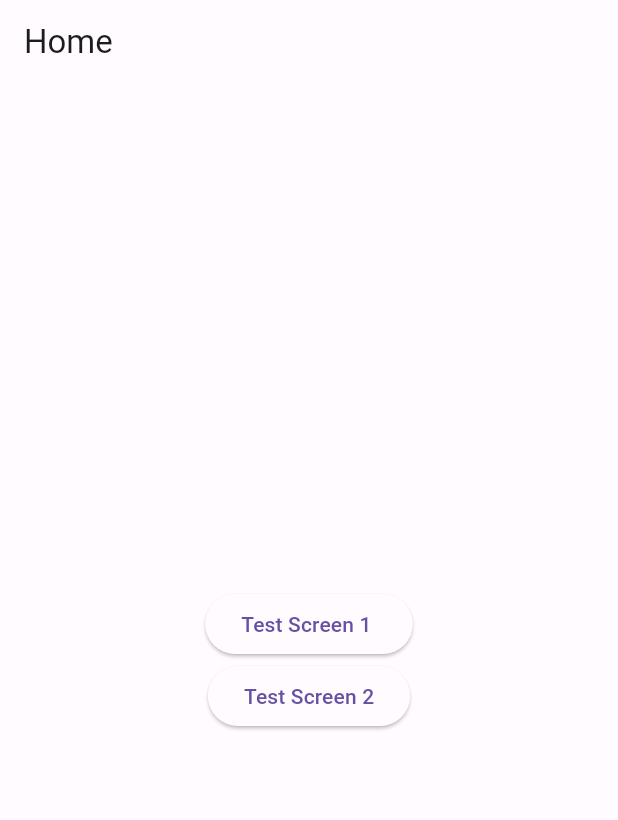
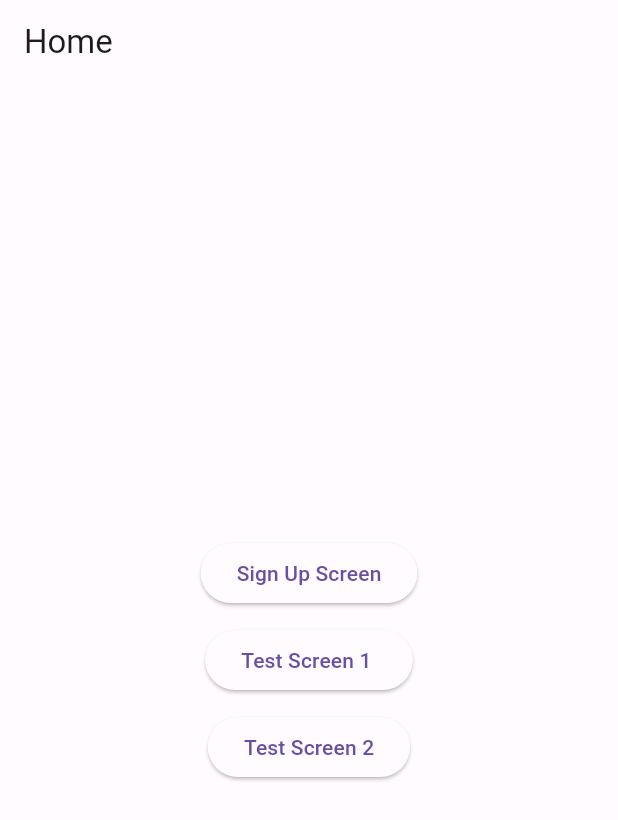
Before and after one commit to alper-mf/flutter_base_boilerplate, a Flutter app: the screen it shows after launch, on a phone screen of 412 x 824 dp. Shown: the top 820 px of the screen. Run offline on Flutter 3.47's test engine with Material 2 defaults, Android fonts, the phone set to English and light mode, and no system bars; our stand-ins replace go_router, rxdart, shared_preferences.

Commit message:
feat: Go Route is architecture is changed

```diff
--- /dev/null
+++ b/lib/app/main/routing/module/auth_route.dart
@@ -0,0 +1,35 @@
+import 'package:go_router/go_router.dart';
+import '../../../../features/auth/sign_in/sign_in_screen.dart';
+import '../../../../features/auth/sign_up/sign_up_screen.dart';
+
+class AuthRoute {
+  AuthRoute._();
+
+  //**Auth Routes */
+  static const String auth = '/auth';
+  static const String signIn = '/auth/sign-in';
+  static const String signUp = '/auth/sign-up';
+  static const String forgotPassword = '/auth/forgot-password';
+  static const String verifyEmail = '/auth/verify-email';
+  static const String resetPassword = '/auth/reset-password';
+  static const String otp = '/auth/otp';
+
+  /// Auth Router
+  static final route = GoRoute(
+    name: auth,
+    path: '/auth',
+    builder: (context, state) => const SignInScreen(),
+    routes: [
+      GoRoute(
+        name: signIn,
+        path: 'sign_in',
+        builder: (context, state) => const SignInScreen(),
+      ),
+      GoRoute(
+        name: signUp,
+        path: 'sign_up',
+        builder: (context, state) => const SignUpScreen(),
+      ),
+    ],
+  );
+}
--- a/lib/app/main/routing/app_route_constants.dart
+++ b/lib/app/main/routing/module/main_route.dart
@@ -1,16 +1,11 @@
-class AppRoutes {
-  AppRoutes._();
+class MainRoute {
+  MainRoute._();
+
   static const String home = '/';
-  static const String signIn = '/sign-in';
-  static const String signUp = '/sign-up';
   static const String explore = '/explore';
   static const String settings = '/settings';
   static const String messages = '/messages';
   static String chatDetail(String chatId) => '/messages/$chatId';
   static const String search = '/search';
   static const String profile = '/profile';
-
-  //**Test Screen */
-  static const String firstTestScreen = '/first-test-screen';
-  static const String secondTestScreen = '/second-test-screen';
 }
--- /dev/null
+++ b/lib/app/main/routing/module/test_route.dart
@@ -0,0 +1,31 @@
+import 'package:go_router/go_router.dart';
+
+import '../../../../features/test/common/test_model.dart';
+import '../../../../features/test/first_test_screen.dart';
+import '../../../../features/test/seconde_test_screen.dart';
+
+class TestRoute {
+  TestRoute._();
+
+  static const String firstTestScreen = '/first-test-screen';
+  static const String secondTestScreen = '/second-test-screen';
+
+  static final route = [
+    GoRoute(
+      name: firstTestScreen,
+      path: '/first_test_screen',
+      builder: (context, state) {
+        final testModel = state.extra as TestModel;
+        return FirstTestScreen(testModel: testModel);
+      },
+    ),
+    GoRoute(
+      name: secondTestScreen,
+      path: '/second_test_screen/:userId',
+      builder: (context, state) {
+        final userId = state.pathParameters['userId'];
+        return SecondTestScreen(testId: userId!);
+      },
+    ),
+  ];
+}
--- a/lib/app/main/routing/screen_manager.dart
+++ b/lib/app/main/routing/screen_manager.dart
@@ -1,11 +1,8 @@
 import 'package:flutter/material.dart';
-import 'package:flutter_base_project/app/main/routing/app_route_constants.dart';
+import 'package:flutter_base_project/app/main/routing/module/auth_route.dart';
+import 'package:flutter_base_project/app/main/routing/module/test_route.dart';
 import 'package:flutter_base_project/features/home/home_screen.dart';
-import 'package:flutter_base_project/features/test/common/test_model.dart';
-import 'package:flutter_base_project/features/test/seconde_test_screen.dart';
 import 'package:go_router/go_router.dart';
-
-import '../../../features/test/first_test_screen.dart';
 
 class Screens {
   Screens._privateConstructor();
@@ -25,30 +22,20 @@ class Screens {
   //**Screen Routes */
   final _router = GoRouter(
       debugLogDiagnostics: true,
-      initialLocation: AppRoutes.home,
+      initialLocation: '/',
       navigatorKey: navigatorKey,
       routes: [
         GoRoute(
-          name: AppRoutes.home,
+          name: 'home',
           path: '/',
           builder: (context, state) => const HomeScreen(),
         ),
-        GoRoute(
-          name: AppRoutes.firstTestScreen,
-          path: '/first_test_screen',
-          builder: (context, state) {
-            final testModel = state.extra as TestModel;
-            return FirstTestScreen(testModel: testModel);
-          },
-        ),
-        GoRoute(
-          name: AppRoutes.secondTestScreen,
-          path: '/second_test_screen/:userId',
-          builder: (context, state) {
-            final userId = state.pathParameters['userId'];
-            return SecondTestScreen(testId: userId!);
-          },
-        ),
+
+        ///Auth Routes
+        AuthRoute.route,
+
+        ///Test Routes
+        ...TestRoute.route,
       ],
       errorPageBuilder: (context, state) => MaterialPage<void>(
             key: state.pageKey,
--- a/lib/features/home/view/home_view.dart
+++ b/lib/features/home/view/home_view.dart
@@ -1,8 +1,8 @@
 import 'package:flutter/material.dart';
-import 'package:flutter_base_project/app/main/routing/app_route_constants.dart';
-import 'package:flutter_base_project/app/main/routing/screen_manager.dart';
+import 'package:flutter_base_project/app/main/routing/module/auth_route.dart';
 import 'package:go_router/go_router.dart';
 
+import '../../../app/main/routing/module/test_route.dart';
 import '../../test/common/test_model.dart';
 
 class HomeView extends StatelessWidget {
@@ -20,12 +20,18 @@ class HomeView extends StatelessWidget {
           mainAxisSize: MainAxisSize.min,
           children: [
             ElevatedButton(
+              onPressed: () => context.pushNamed(AuthRoute.signUp),
+              child: const Text('Sign Up Screen'),
+            ),
+            const SizedBox(height: 10),
+            ElevatedButton(
               onPressed: () =>
-                  context.pushNamed(AppRoutes.firstTestScreen, extra: TestModel(testName: 'Alper', testId: '2')),
+                  context.pushNamed(TestRoute.firstTestScreen, extra: TestModel(testName: 'Alper', testId: '2')),
               child: const Text('Test Screen 1 '),
             ),
+            const SizedBox(height: 10),
             ElevatedButton(
-              onPressed: () => context.pushNamed(AppRoutes.secondTestScreen, pathParameters: {'userId': '999999'}),
+              onPressed: () => context.pushNamed(TestRoute.secondTestScreen, pathParameters: {'userId': '999999'}),
               child: const Text('Test Screen 2'),
             ),
           ],
```
